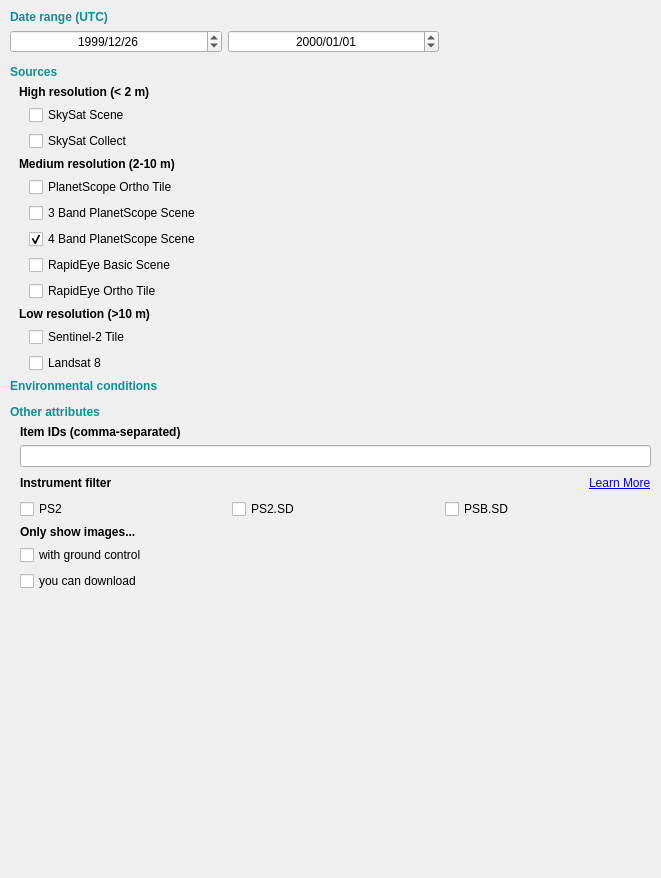
This is planet_explorer/ui/pe_daily_filter_base.ui in planetlabs/qgis-planet-plugin as Qt 5 draws it before an edit. The edited form follows.
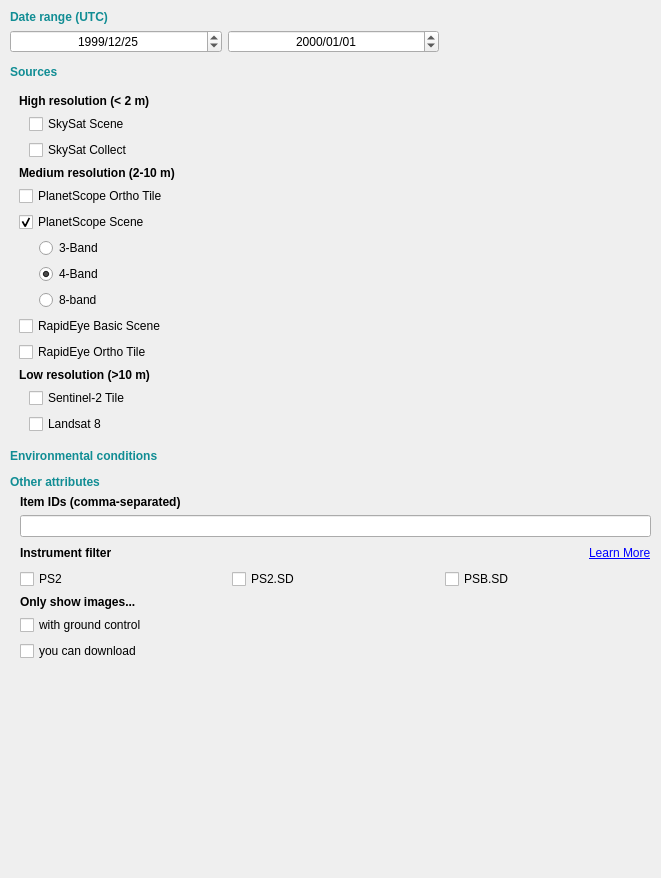
This is the edited form. Custom widgets are drawn as their Qt base class.

```diff
--- a/planet_explorer/ui/pe_daily_filter_base.ui
+++ b/planet_explorer/ui/pe_daily_filter_base.ui
@@ -126,7 +126,7 @@
               <second>0</second>
               <year>1999</year>
               <month>12</month>
-              <day>26</day>
+              <day>25</day>
              </datetime>
             </property>
             <property name="time">
@@ -255,13 +255,7 @@
          <property name="frameShadow">
           <enum>QFrame::Raised</enum>
          </property>
-         <layout class="QVBoxLayout" name="verticalLayout_9">
-          <property name="topMargin">
-           <number>0</number>
-          </property>
-          <property name="bottomMargin">
-           <number>0</number>
-          </property>
+         <layout class="QVBoxLayout" name="verticalLayout_5">
           <item>
            <widget class="QLabel" name="label">
             <property name="text">
@@ -307,11 +301,6 @@
            </widget>
           </item>
           <item>
-           <layout class="QVBoxLayout" name="verticalLayout_5">
-            <property name="leftMargin">
-             <number>10</number>
-            </property>
-            <item>
              <widget class="QCheckBox" name="chkPlanetScopeOrtho">
               <property name="text">
                <string>PlanetScope Ortho Tile</string>
@@ -324,10 +313,10 @@
             <item>
              <widget class="QCheckBox" name="chkPlanetScope3Band">
               <property name="text">
-               <string>3 Band PlanetScope Scene</string>
+             <string>PlanetScope Scene</string>
               </property>
               <property name="checked">
-               <bool>false</bool>
+             <bool>true</bool>
               </property>
               <property name="api-name" stdset="0">
                <string>PSScene3Band</string>
@@ -335,19 +324,46 @@
              </widget>
             </item>
             <item>
-             <widget class="QCheckBox" name="chkPlanetScope4Band">
+           <widget class="QWidget" name="widgetBands" native="true">
+            <layout class="QHBoxLayout" name="horizontalLayout_6">
+             <property name="leftMargin">
+              <number>20</number>
+             </property>
+             <property name="topMargin">
+              <number>0</number>
+             </property>
+             <property name="bottomMargin">
+              <number>0</number>
+             </property>
+             <item>
+              <layout class="QVBoxLayout" name="verticalLayout_7">
+               <item>
+                <widget class="QRadioButton" name="radio3Bands">
               <property name="text">
-               <string>4 Band PlanetScope Scene</string>
-              </property>
+                  <string>3-Band</string>
+                 </property>
+                </widget>
+               </item>
+               <item>
+                <widget class="QRadioButton" name="radio4Bands">
+                 <property name="text">
+                  <string>4-Band</string>
+                 </property>
               <property name="checked">
                <bool>true</bool>
               </property>
-              <property name="tristate">
-               <bool>false</bool>
-              </property>
-              <property name="api-name" stdset="0">
-               <string>PSScene4Band</string>
-              </property>
+                </widget>
+               </item>
+               <item>
+                <widget class="QRadioButton" name="radio8Bands">
+                 <property name="text">
+                  <string>8-band</string>
+                 </property>
+                </widget>
+               </item>
+              </layout>
+             </item>
+            </layout>
              </widget>
             </item>
             <item>
@@ -369,8 +385,6 @@
                <string>REOrthoTile</string>
               </property>
              </widget>
-            </item>
-           </layout>
           </item>
           <item>
            <widget class="QLabel" name="label_4">
```
Left out of the diff: 4 changed lines with no effect on the pictures. Lines whose indentation alone changed are shown as unchanged.
